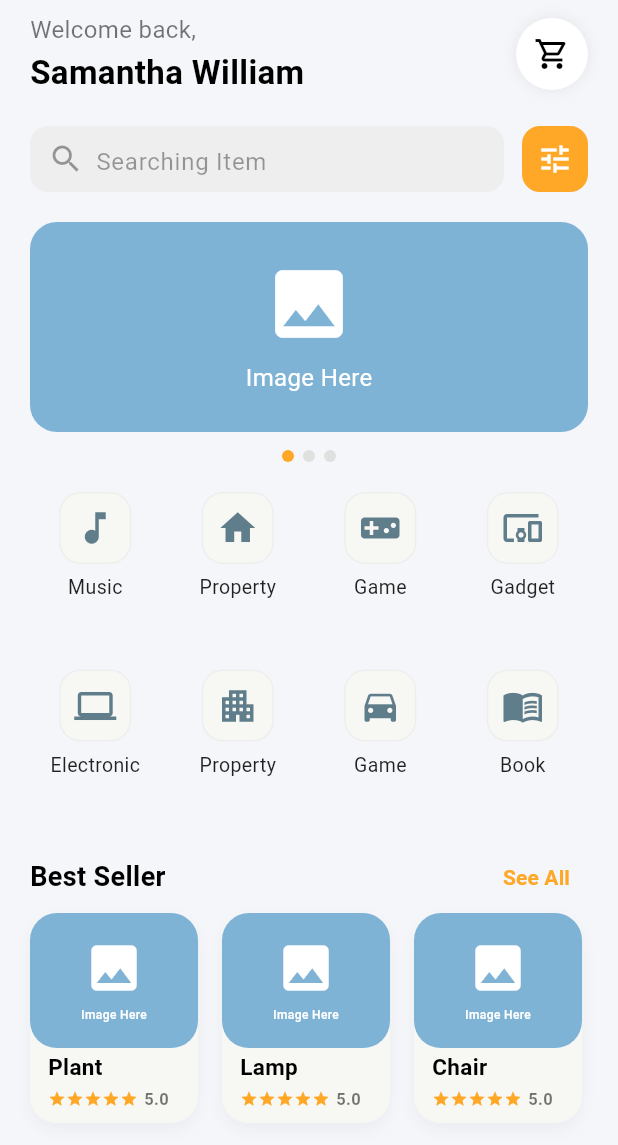
After one commit to thanhtin1808/flutter02_bt_widget, a Flutter app: the Shop2ItemListScreen screen opened directly, on a phone screen of 412 x 824 dp. The commit adds this screen. Shown: the top 1145 px of the screen. Run offline on Flutter 3.47's test engine with Material 3 defaults, Android fonts, the phone set to English and light mode, and no system bars; our stand-ins replace google_fonts.

Commit message:
feat: add shop 2 list screen

```diff
--- a/lib/layout1/onboarding_screen.dart
+++ b/lib/layout1/onboarding_screen.dart
@@ -1,5 +1,6 @@
 import 'package:flutter/material.dart';
 import 'package:flutter02_bt_widget/layout1/home_shop1_screen.dart';
+import 'package:flutter02_bt_widget/main_nav_screen.dart';
 import 'package:google_fonts/google_fonts.dart';
 
 class OnboardingScreen extends StatelessWidget {
@@ -45,7 +46,7 @@ class OnboardingScreen extends StatelessWidget {
                 onPressed: () {
                   Navigator.pushReplacement(
                     context,
-                    MaterialPageRoute(builder: (context) => const HomeShop1Screen()),
+                    MaterialPageRoute(builder: (context) => const MainNavScreen()),
                   );
                 },
                 style: ElevatedButton.styleFrom(
--- /dev/null
+++ b/lib/layout2/shop2_item_list.dart
@@ -0,0 +1,367 @@
+import 'package:flutter/material.dart';
+
+class Shop2ItemListScreen extends StatelessWidget {
+  const Shop2ItemListScreen({super.key});
+
+  @override
+  Widget build(BuildContext context) {
+    final categories = [
+      {'icon': Icons.music_note, 'label': 'Music'},
+      {'icon': Icons.home, 'label': 'Property'},
+      {'icon': Icons.videogame_asset, 'label': 'Game'},
+      {'icon': Icons.devices_other, 'label': 'Gadget'},
+      {'icon': Icons.computer, 'label': 'Electronic'},
+      {'icon': Icons.apartment, 'label': 'Property'},
+      {'icon': Icons.directions_car, 'label': 'Game'},
+      {'icon': Icons.menu_book, 'label': 'Book'},
+    ];
+
+    final bestSellers = [
+      {'name': 'Plant', 'rating': 5.0},
+      {'name': 'Lamp', 'rating': 5.0},
+      {'name': 'Chair', 'rating': 5.0},
+    ];
+
+    return Scaffold(
+      backgroundColor: const Color(0xFFF5F6FA),
+      body: SafeArea(
+        child: SingleChildScrollView(
+          child: Padding(
+            padding: const EdgeInsets.symmetric(horizontal: 20, vertical: 8),
+            child: Column(
+              crossAxisAlignment: CrossAxisAlignment.start,
+              children: [
+                // Header
+                Row(
+                  children: [
+                    Expanded(
+                      child: Column(
+                        crossAxisAlignment: CrossAxisAlignment.start,
+                        children: const [
+                          Text(
+                            'Welcome back,',
+                            style: TextStyle(
+                              color: Colors.black54,
+                              fontSize: 16,
+                            ),
+                          ),
+                          SizedBox(height: 2),
+                          Text(
+                            'Samantha William',
+                            style: TextStyle(
+                              color: Colors.black,
+                              fontWeight: FontWeight.bold,
+                              fontSize: 22,
+                            ),
+                          ),
+                        ],
+                      ),
+                    ),
+                    Container(
+                      decoration: BoxDecoration(
+                        color: Colors.white,
+                        shape: BoxShape.circle,
+                        boxShadow: [
+                          BoxShadow(
+                            color: Colors.black.withOpacity(0.07),
+                            blurRadius: 8,
+                          ),
+                        ],
+                      ),
+                      child: IconButton(
+                        icon: const Icon(
+                          Icons.shopping_cart_outlined,
+                          color: Colors.black,
+                        ),
+                        onPressed: () {},
+                      ),
+                    ),
+                  ],
+                ),
+                const SizedBox(height: 20),
+                // Search bar
+                Row(
+                  children: [
+                    Expanded(
+                      child: Container(
+                        height: 44,
+                        decoration: BoxDecoration(
+                          color: Colors.grey[200],
+                          borderRadius: BorderRadius.circular(12),
+                        ),
+                        child: Row(
+                          children: const [
+                            SizedBox(width: 12),
+                            Icon(Icons.search, color: Colors.black38),
+                            SizedBox(width: 8),
+                            Expanded(
+                              child: TextField(
+                                decoration: InputDecoration(
+                                  border: InputBorder.none,
+                                  hintText: 'Searching Item',
+                                  hintStyle: TextStyle(color: Colors.black38),
+                                ),
+                              ),
+                            ),
+                          ],
+                        ),
+                      ),
+                    ),
+                    const SizedBox(width: 12),
+                    Container(
+                      width: 44,
+                      height: 44,
+                      decoration: BoxDecoration(
+                        color: Color(0xFFFFA726),
+                        borderRadius: BorderRadius.circular(12),
+                      ),
+                      child: IconButton(
+                        icon: const Icon(Icons.tune, color: Colors.white),
+                        onPressed: () {},
+                      ),
+                    ),
+                  ],
+                ),
+                const SizedBox(height: 20),
+                // Carousel
+                Container(
+                  width: double.infinity,
+                  height: 140,
+                  decoration: BoxDecoration(
+                    color: const Color(0xFF7FB3D5),
+                    borderRadius: BorderRadius.circular(18),
+                  ),
+                  child: const Center(
+                    child: Column(
+                      mainAxisAlignment: MainAxisAlignment.center,
+                      children: [
+                        Icon(Icons.image, size: 60, color: Colors.white),
+                        SizedBox(height: 8),
+                        Text(
+                          'Image Here',
+                          style: TextStyle(color: Colors.white, fontSize: 16),
+                        ),
+                      ],
+                    ),
+                  ),
+                ),
+                const SizedBox(height: 12),
+                // Carousel indicator
+                Row(
+                  mainAxisAlignment: MainAxisAlignment.center,
+                  children: [
+                    Container(
+                      width: 8,
+                      height: 8,
+                      decoration: BoxDecoration(
+                        color: const Color(0xFFFFA726),
+                        shape: BoxShape.circle,
+                      ),
+                    ),
+                    const SizedBox(width: 6),
+                    Container(
+                      width: 8,
+                      height: 8,
+                      decoration: BoxDecoration(
+                        color: Colors.grey[300],
+                        shape: BoxShape.circle,
+                      ),
+                    ),
+                    const SizedBox(width: 6),
+                    Container(
+                      width: 8,
+                      height: 8,
+                      decoration: BoxDecoration(
+                        color: Colors.grey[300],
+                        shape: BoxShape.circle,
+                      ),
+                    ),
+                  ],
+                ),
+                const SizedBox(height: 20),
+                // Categories grid
+                GridView.builder(
+                  shrinkWrap: true,
+                  physics: const NeverScrollableScrollPhysics(),
+                  itemCount: categories.length,
+                  gridDelegate: const SliverGridDelegateWithFixedCrossAxisCount(
+                    crossAxisCount: 4,
+                    mainAxisSpacing: 16,
+                    crossAxisSpacing: 8,
+                    childAspectRatio: 0.85,
+                  ),
+                  itemBuilder: (context, index) {
+                    final cat = categories[index];
+                    return Column(
+                      children: [
+                        Container(
+                          width: 48,
+                          height: 48,
+                          decoration: BoxDecoration(
+                            color: Color(0xfff7f8f3),
+                            borderRadius: BorderRadius.circular(14),
+                            border: Border.all(color: Colors.grey[200]!),
+                          ),
+                          child: Icon(
+                            cat['icon'] as IconData,
+                            color: Colors.blueGrey,
+                            size: 28,
+                          ),
+                        ),
+                        const SizedBox(height: 6),
+                        Text(
+                          cat['label'] as String,
+                          style: const TextStyle(
+                            fontSize: 13,
+                            color: Colors.black87,
+                          ),
+                        ),
+                      ],
+                    );
+                  },
+                ),
+                const SizedBox(height: 12),
+                // Best Seller header
+                Row(
+                  mainAxisAlignment: MainAxisAlignment.spaceBetween,
+                  children: [
+                    const Text(
+                      'Best Seller',
+                      style: TextStyle(
+                        color: Colors.black,
+                        fontWeight: FontWeight.bold,
+                        fontSize: 18,
+                      ),
+                    ),
+                    TextButton(
+                      onPressed: () {},
+                      child: const Text(
+                        'See All',
+                        style: TextStyle(
+                          color: Color(0xFFFFA726),
+                          fontWeight: FontWeight.bold,
+                        ),
+                      ),
+                    ),
+                  ],
+                ),
+                // Best Seller horizontal list
+                SizedBox(
+                  height: 140,
+                  child: ListView.separated(
+                    scrollDirection: Axis.horizontal,
+                    itemCount: bestSellers.length,
+                    separatorBuilder: (context, index) =>
+                        const SizedBox(width: 16),
+                    itemBuilder: (context, index) {
+                      final item = bestSellers[index];
+                      return Container(
+                        width: 112,
+                        decoration: BoxDecoration(
+                          color: Color(0xfff7f8f3),
+                          borderRadius: BorderRadius.circular(18),
+                          boxShadow: [
+                            BoxShadow(
+                              color: Colors.black.withOpacity(0.04),
+                              blurRadius: 8,
+                              offset: const Offset(0, 4),
+                            ),
+                          ],
+                        ),
+                        child: Column(
+                          crossAxisAlignment: CrossAxisAlignment.start,
+                          children: [
+                            Container(
+                              height: 90,
+                              width: double.infinity,
+                              decoration: const BoxDecoration(
+                                color: Color(0xFF7FB3D5),
+                                borderRadius: BorderRadius.all(
+                                  Radius.circular(18),
+                                ),
+                              ),
+                              child: Center(
+                                child: Column(
+                                  mainAxisAlignment: MainAxisAlignment.center,
+                                  children: const [
+                                    Icon(
+                                      Icons.image,
+                                      size: 40,
+                                      color: Colors.white,
+                                    ),
+                                    SizedBox(height: 6),
+                                    Text(
+                                      'Image Here',
+                                      style: TextStyle(
+                                        color: Colors.white,
+                                        fontSize: 8,
+                                        fontWeight: FontWeight.w500,
+                                      ),
+                                    ),
+                                  ],
+                                ),
+                              ),
+                            ),
+                            Container(
+                              width: double.infinity,
+                              padding: const EdgeInsets.symmetric(
+                                vertical: 2,
+                                horizontal: 12,
+                              ),
+                              decoration: const BoxDecoration(
+                                color: Color(0xfff7f8f3),
+                                borderRadius: BorderRadius.vertical(
+                                  bottom: Radius.circular(18),
+                                ),
+                              ),
+                              child: Column(
+                                crossAxisAlignment: CrossAxisAlignment.start,
+                                children: [
+                                  Text(
+                                    item['name'] as String,
+                                    style: const TextStyle(
+                                      color: Colors.black,
+                                      fontWeight: FontWeight.bold,
+                                      fontSize: 15,
+                                    ),
+                                  ),
+                                  const SizedBox(height: 3),
+                                  Row(
+                                    children: [
+                                      ...List.generate(
+                                        5,
+                                        (i) => const Icon(
+                                          Icons.star,
+                                          color: Color(0xFFFFA726),
+                                          size: 12,
+                                        ),
+                                      ),
+                                      const SizedBox(width: 4),
+                                      Text(
+                                        item['rating']!.toString(),
+                                        style: const TextStyle(
+                                          color: Colors.black54,
+                                          fontWeight: FontWeight.bold,
+                                          fontSize: 11,
+                                        ),
+                                      ),
+                                    ],
+                                  ),
+                                ],
+                              ),
+                            ),
+                          ],
+                        ),
+                      );
+                    },
+                  ),
+                ),
+                const SizedBox(height: 20),
+              ],
+            ),
+          ),
+        ),
+      ),
+    );
+  }
+}
--- a/lib/main.dart
+++ b/lib/main.dart
@@ -1,4 +1,5 @@
 import 'package:flutter/material.dart';
+import 'package:flutter02_bt_widget/main_nav_screen.dart';
 import 'layout1/onboarding_screen.dart'; // Import the onboarding_screen.dart file
 
 void main() {
@@ -16,7 +17,7 @@ class MyApp extends StatelessWidget {
         colorScheme: ColorScheme.fromSeed(seedColor: Colors.deepPurple),
       ),
       home:
-          const OnboardingScreen(), // Launch the OnboardingScreen from onboarding_screen.dart
+          const MainNavScreen(), // Launch the OnboardingScreen from onboarding_screen.dart
       debugShowCheckedModeBanner: false,
     );
   }
```
Also changed, not shown: lib/layout2/home_shop2_screen.dart (added, +134 -0 lines), lib/main_nav_screen.dart (added, +40 -0 lines).
